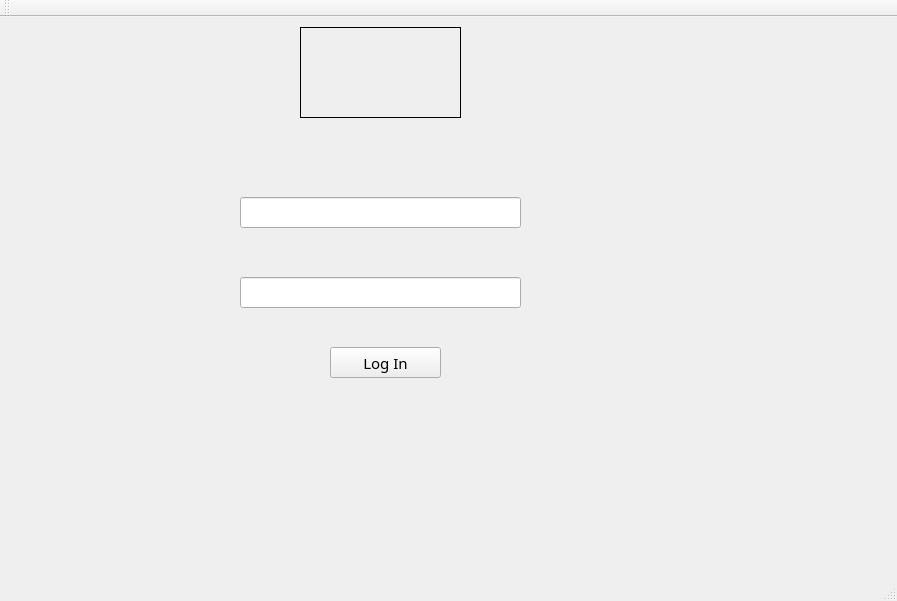
First picture: the form in Project_Client/Login.ui, repository deathtaco1231/deathtaco1231-COMP72070-24W-Project4-Group10-Sec3, before the edit.
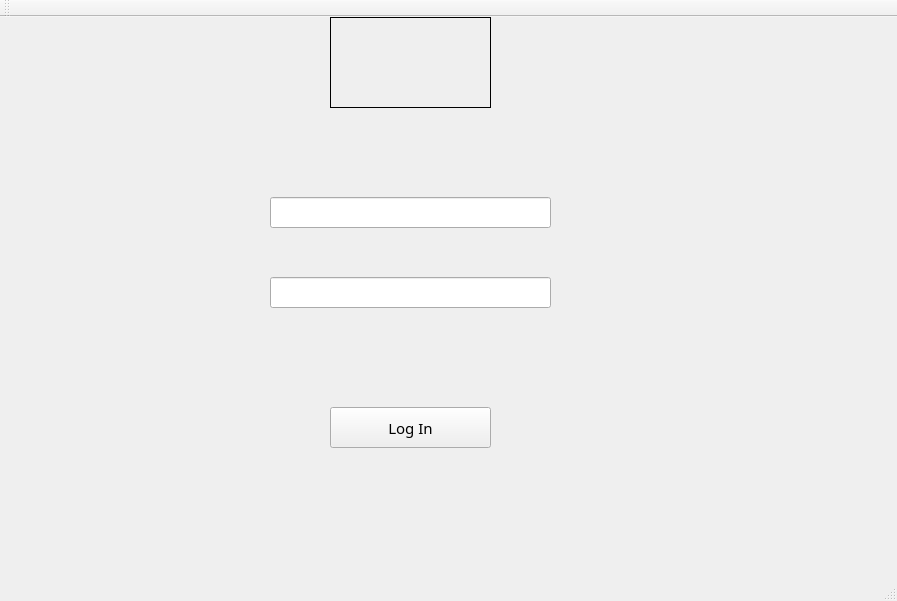
Second picture: the form after the edit. Icons and pictures are not drawn.

Diff of the .ui file:
```diff
--- a/Project_Client/Login.ui
+++ b/Project_Client/Login.ui
@@ -21,9 +21,9 @@
     <property name="geometry">
      <rect>
       <x>330</x>
-      <y>330</y>
-      <width>111</width>
-      <height>31</height>
+      <y>390</y>
+      <width>161</width>
+      <height>41</height>
      </rect>
     </property>
     <property name="font">
@@ -42,7 +42,7 @@
    <widget class="QLineEdit" name="passwordline">
     <property name="geometry">
      <rect>
-      <x>240</x>
+      <x>270</x>
       <y>260</y>
       <width>281</width>
       <height>31</height>
@@ -52,7 +52,7 @@
    <widget class="QLineEdit" name="usernameline">
     <property name="geometry">
      <rect>
-      <x>240</x>
+      <x>270</x>
       <y>180</y>
       <width>281</width>
       <height>31</height>
@@ -62,8 +62,8 @@
    <widget class="QLabel" name="label">
     <property name="geometry">
      <rect>
-      <x>300</x>
-      <y>10</y>
+      <x>330</x>
+      <y>0</y>
       <width>161</width>
       <height>91</height>
      </rect>
```
